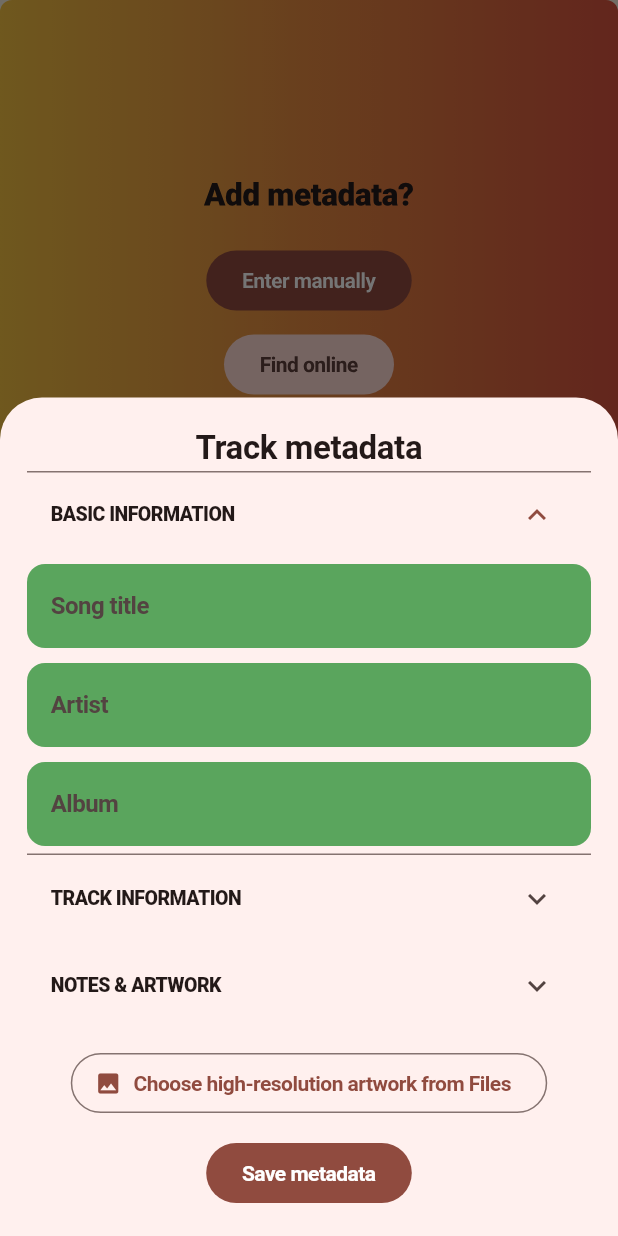
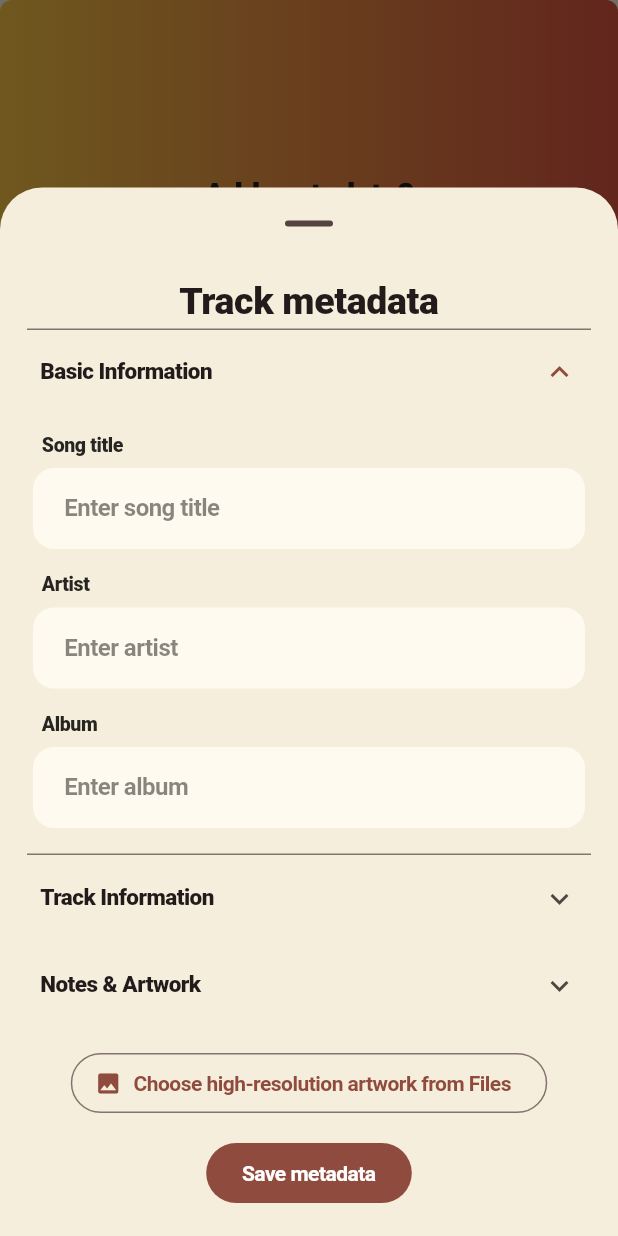
Before and after one commit to ralphistic/AuraLocal, a Flutter app: the ArtworkFlipCard widget shown alone on an empty page, opened directly with empty values, after a tap on the "music note" icon, after a tap on "Enter manually", on a phone screen of 412 x 824 dp. Run offline on Flutter 3.47's test engine with Material 3 defaults, Android fonts, the phone set to English and light mode, and no system bars; our stand-ins replace file_picker; Roboto replaces fonts that are missing (Josefin).

Commit message:
Polish contextual add and metadata UI, fix player and modal transitions

```diff
--- a/lib/metadata_art.dart
+++ b/lib/metadata_art.dart
@@ -124,21 +124,44 @@ class _ArtworkFlipCardState extends State<ArtworkFlipCard> with SingleTickerProv
     String artworkFeedback = '';
     try {
       await showModalBottomSheet<void>(context: context, isScrollControlled: true,
+        backgroundColor: GoogleLetterPalette.cream,
+        showDragHandle: true,
         builder: (sheet) => StatefulBuilder(builder: (sheet, refresh) => Padding(
-          padding: EdgeInsets.fromLTRB(18, 18, 18, MediaQuery.viewInsetsOf(sheet).bottom + 18),
+          padding: EdgeInsets.fromLTRB(18, 10, 18, MediaQuery.viewInsetsOf(sheet).bottom + 18),
           child: SingleChildScrollView(child: Column(mainAxisSize: MainAxisSize.min, children: [
-            const Text('Track metadata', style: TextStyle(fontSize: 22, fontWeight: FontWeight.bold)),
+            const Text('Track metadata', style: TextStyle(fontSize: 25,
+              fontWeight: FontWeight.w900, color: GoogleLetterPalette.ink)),
             for (final section in [
               ('BASIC INFORMATION', 0, 3),
               ('TRACK INFORMATION', 3, 8),
               ('NOTES & ARTWORK', 8, keys.length),
-            ]) ExpansionTile(title: Text(section.$1,
-              style: const TextStyle(fontWeight: FontWeight.w800, fontSize: 13)),
+            ]) ExpansionTile(
+              tilePadding: const EdgeInsets.symmetric(horizontal: 9),
+              childrenPadding: const EdgeInsets.fromLTRB(4, 4, 4, 10),
+              title: Text(section.$1.toLowerCase().split(' ').map((word) =>
+                word.isEmpty ? word : '${word[0].toUpperCase()}${word.substring(1)}').join(' '),
+                style: const TextStyle(fontWeight: FontWeight.w900,
+                  color: GoogleLetterPalette.ink, fontSize: 15)),
               initiallyExpanded: section.$2 == 0,
               children: [for (var i = section.$2; i < section.$3; i++) Padding(
-                padding: const EdgeInsets.symmetric(vertical: 5),
-                child: TextField(controller: controllers[keys[i]],
-                  decoration: InputDecoration(labelText: labels[i])))]),
+                padding: const EdgeInsets.symmetric(vertical: 7),
+                child: Column(crossAxisAlignment: CrossAxisAlignment.start, children: [
+                  Padding(padding: const EdgeInsets.fromLTRB(6, 0, 0, 6),
+                    child: Text(labels[i], style: const TextStyle(
+                      fontSize: 13, fontWeight: FontWeight.w800,
+                      color: GoogleLetterPalette.creamText))),
+                  TextField(controller: controllers[keys[i]],
+                    style: const TextStyle(color: GoogleLetterPalette.ink,
+                      fontWeight: FontWeight.w700, fontSize: 16),
+                    decoration: InputDecoration(
+                      hintText: 'Enter ${labels[i].toLowerCase()}',
+                      hintStyle: TextStyle(color: GoogleLetterPalette.creamText.withValues(alpha: 0.55)),
+                      filled: true,
+                      fillColor: const Color(0xFFFFFAEF),
+                      contentPadding: const EdgeInsets.symmetric(horizontal: 17, vertical: 15),
+                      border: OutlineInputBorder(borderSide: BorderSide.none,
+                        borderRadius: BorderRadius.circular(14)))),
+                ]))]),
             const SizedBox(height: 12),
             OutlinedButton.icon(icon: const Icon(Icons.image),
               label: const Text('Choose high-resolution artwork from Files'),
```
Also changed, not shown: lib/main.dart (+94 -21 lines), 2 other files.
